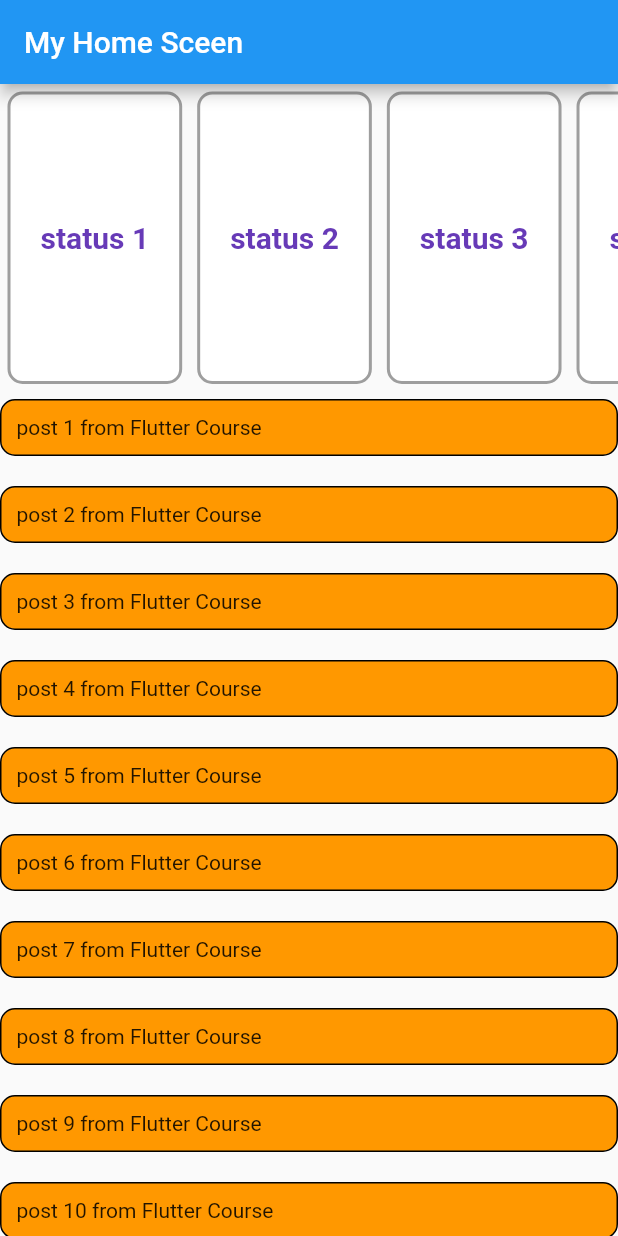
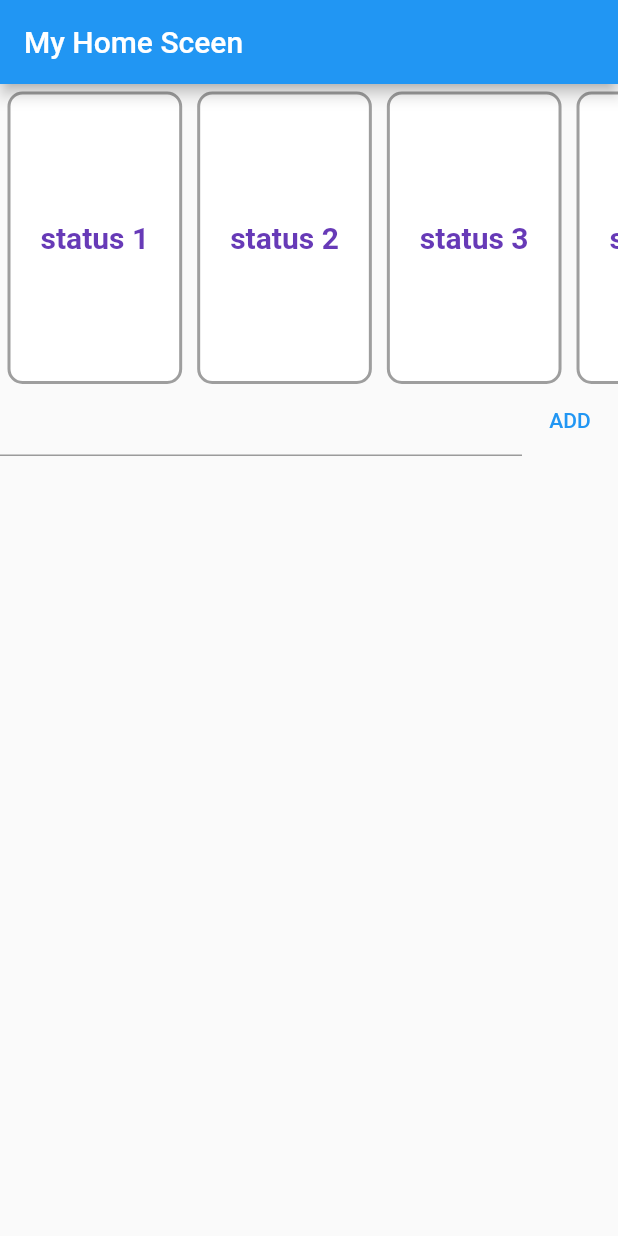
Before and after one commit to Amadkour/course_project, a Flutter app: the screen it shows after launch, on a phone screen of 412 x 824 dp. Run offline on Flutter 3.47's test engine with Material 2 defaults, Android fonts, the phone set to English and light mode, and no system bars; our stand-ins replace flutter_bloc, sqflite; accounts and stored records are empty.

Commit message:
insert and read posts from database

```diff
--- a/lib/modules/home/controller/post_controller/post_cubit.dart
+++ b/lib/modules/home/controller/post_controller/post_cubit.dart
@@ -1,24 +1,20 @@
 import 'package:course_project/modules/home/controller/post_controller/post_states.dart';
+import 'package:course_project/modules/home/provider/database/post_db.dart';
+import 'package:flutter/cupertino.dart';
 import 'package:flutter_bloc/flutter_bloc.dart';
 
 class PostCubit extends Cubit<PostState>{
-  PostCubit():super(PostClosedState());
+  PostCubit():super(PostClosedState()){
+    readPosts();
+  }
 
+  TextEditingController postTextController=TextEditingController();
 
+  ///-----------database class
+  PostDB db=PostDB();
 
   ///----------------posts list------------///
-  List<String> posts=[
-    'post 1 from Flutter Course',
-    'post 2 from Flutter Course',
-    'post 3 from Flutter Course',
-    'post 4 from Flutter Course',
-    'post 5 from Flutter Course',
-    'post 6 from Flutter Course',
-    'post 7 from Flutter Course',
-    'post 8 from Flutter Course',
-    'post 9 from Flutter Course',
-    'post 10 from Flutter Course',
-  ];
+  List<String> posts=[];
   double postPadding=10;
 
   void changePostPadding(){
@@ -33,4 +29,19 @@ class PostCubit extends Cubit<PostState>{
 
   }
 
+  insertPost(){
+    ///----------------insert----------------///
+    db.insertPost(postTextController.text);
+    postTextController.text='';
+    emit(PostIncreasedState());
+    ///-----------------reload---------------///
+    readPosts();
+  }
+
+  readPosts() async {
+   posts= (await db.readPosts()).map((e) =>e['name'].toString()).toList();
+   emit(PostLoadedState());
+
+  }
+
 }
--- a/lib/modules/home/controller/post_controller/post_states.dart
+++ b/lib/modules/home/controller/post_controller/post_states.dart
@@ -2,3 +2,5 @@ abstract class PostState{}
 
 class PostOpenedState extends PostState{}
 class PostClosedState extends PostState{}
+class PostIncreasedState extends PostState{}
+class PostLoadedState extends PostState{}
--- /dev/null
+++ b/lib/modules/home/provider/database/post_db.dart
@@ -0,0 +1,34 @@
+import 'package:sqflite/sqflite.dart';
+
+import 'package:path/path.dart';
+
+class PostDB {
+
+  late Database db;
+
+  initialization() async {
+    String databasesPath = await getDatabasesPath();
+
+    String databaseName = 'class1.db';
+
+    String newPath = join(databasesPath, databaseName);
+
+    db =await openDatabase(newPath, version: 2, onCreate: (db, v) {
+      db.execute("create table post ( "
+          "id integer primary key autoincrement,"
+          "name Text)");
+  });
+  }
+  Future<List<Map>> readPosts() async {
+    await initialization();
+    List<Map> list = await db.rawQuery('SELECT name FROM post');
+    return list;
+  }
+
+  insertPost(String postName) async {
+    await initialization();
+    await db.insert('post', {'name':postName});
+    db.close();
+  }
+
+}
--- a/lib/modules/home/view/home_view.dart
+++ b/lib/modules/home/view/home_view.dart
@@ -68,7 +68,18 @@ class HomeView extends StatelessWidget {
                 PostCubit controller = context.read<PostCubit>();
                 return Flexible(
                   child: ListView(
-                    children: controller.posts
+                    children: [
+                      Row(
+                        children: [
+                          Flexible(
+                            child: TextField(
+                              controller: controller.postTextController,
+                            ),
+                          ),
+                          TextButton(onPressed: controller.insertPost, child: const Text('ADD'))
+                        ],
+                      ),
+                      ...controller.posts
                           .map(
                             (e) => InkWell(
                           child: Container(
@@ -87,11 +98,17 @@ class HomeView extends StatelessWidget {
                         ),
                       )
                           .toList(),
+
+
+                    ],
                   ),
                 );
               },
             ),
-          )
+          ),
+          ///----------------new Post
+
+
         ],
       ),
     );
--- a/pubspec.yaml
+++ b/pubspec.yaml
@@ -18,6 +18,7 @@ dependencies:
 
   cupertino_icons: ^1.0.2
   flutter_bloc: ^8.1.1
+  sqflite: ^2.0.3+1
 
 dev_dependencies:
   flutter_test:
```
Also changed, not shown: lib/modules/home/view/add_post_screen.dart (added, +15 -0 lines), pubspec.lock, 6 other files. Lines whose indentation alone changed are shown as unchanged.
